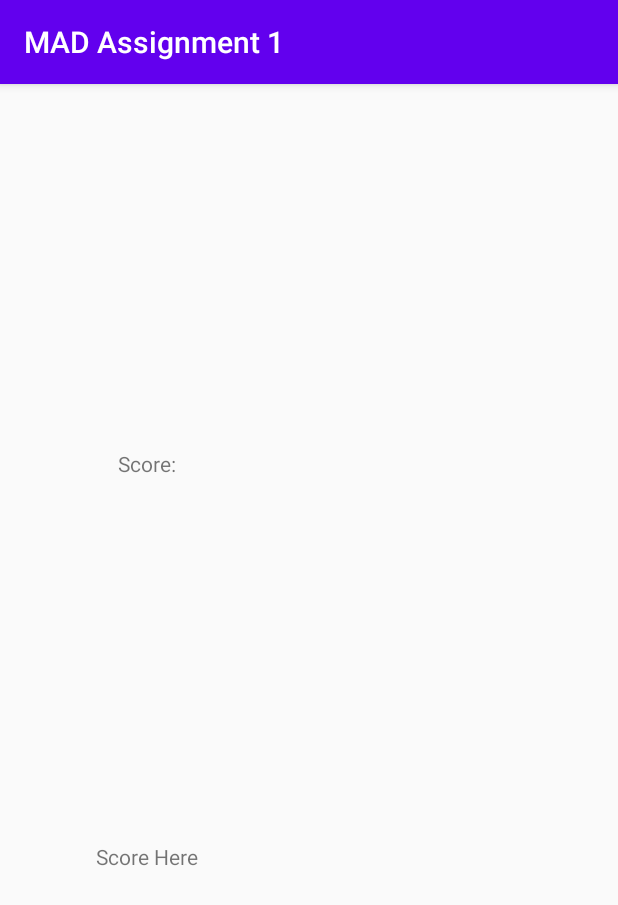
After one commit to Moritz-Bergemann/MADAssignment1, an Android app: the fragment ScoreTracker shown on its own in the app's theme, on a phone screen of 412 x 824 dp. The commit adds this screen. Shown: the top 905 px of the screen. Run offline under Robolectric (Android 15) with nearby library versions, the phone set to English and light mode, and no system bars.

Commit message:
Added layouts for main and A + C

```diff
--- a/app/build.gradle
+++ b/app/build.gradle
@@ -26,6 +26,7 @@ dependencies {
     implementation fileTree(dir: "libs", include: ["*.jar"])
     implementation 'androidx.appcompat:appcompat:1.2.0'
     implementation 'androidx.constraintlayout:constraintlayout:1.1.3'
+    implementation 'androidx.legacy:legacy-support-v4:1.0.0'
     testImplementation 'junit:junit:4.12'
     androidTestImplementation 'androidx.test.ext:junit:1.1.1'
     androidTestImplementation 'androidx.test.espresso:espresso-core:3.2.0'
--- a/app/src/main/java/com/moritz/android/madassignment1/model/Question.java
+++ b/app/src/main/java/com/moritz/android/madassignment1/model/Question.java
@@ -4,13 +4,13 @@ import java.util.List;
 
 public class Question {
     private String question;
-    List<String> choices;
+    String[] choices;
     int correctChoice;
 
     private int points;
     private int penalty;
 
-    public Question(String question, List<String> choices, int correctChoice, int points, int penalty) {
+    public Question(String question, String[] choices, int correctChoice, int points, int penalty) {
         this.question = question;
         this.choices = choices;
         this.correctChoice = correctChoice;
--- /dev/null
+++ b/app/src/main/java/com/moritz/android/madassignment1/model/ScoreTracker.java
@@ -0,0 +1,53 @@
+package com.moritz.android.madassignment1.model;
+
+import android.os.Bundle;
+
+import androidx.annotation.NonNull;
+import androidx.annotation.Nullable;
+import androidx.fragment.app.Fragment;
+
+import android.view.LayoutInflater;
+import android.view.View;
+import android.view.ViewGroup;
+
+import com.moritz.android.madassignment1.R;
+
+/**
+ * A simple {@link Fragment} subclass.
+ * Use the {@link ScoreTracker#newInstance} factory method to
+ * create an instance of this fragment.
+ */
+public class ScoreTracker extends Fragment {
+
+    public ScoreTracker() {
+        // Required empty public constructor
+    }
+
+    /**
+     * Use this factory method to create a new instance of
+     * this fragment using the provided parameters.
+     *
+     * @return A new instance of fragment ScoreTracker.
+     */
+    // TODO: Rename and change types and number of parameters
+    public static ScoreTracker newInstance() {
+        return new ScoreTracker();
+    }
+
+    @Override
+    public void onCreate(Bundle savedInstanceState) {
+        super.onCreate(savedInstanceState);
+    }
+
+    @Override
+    public View onCreateView(LayoutInflater inflater, ViewGroup container,
+                             Bundle savedInstanceState) {
+        // Inflate the layout for this fragment
+        return inflater.inflate(R.layout.fragment_score_tracker, container, false);
+    }
+
+    @Override
+    public void onViewCreated(@NonNull View view, @Nullable Bundle savedInstanceState) {
+        super.onViewCreated(view, savedInstanceState);
+    }
+}
--- /dev/null
+++ b/app/src/main/res/layout/fragment_score_tracker.xml
@@ -0,0 +1,55 @@
+<?xml version="1.0" encoding="utf-8"?>
+<androidx.constraintlayout.widget.ConstraintLayout xmlns:android="http://schemas.android.com/apk/res/android"
+    xmlns:app="http://schemas.android.com/apk/res-auto"
+    xmlns:tools="http://schemas.android.com/tools"
+    android:layout_width="match_parent"
+    android:layout_height="match_parent"
+    tools:context=".model.ScoreTracker">
+
+    <TextView
+        android:id="@+id/textView"
+        android:layout_width="wrap_content"
+        android:layout_height="wrap_content"
+        android:text="Score:"
+        app:layout_constraintBottom_toTopOf="@+id/textView2"
+        app:layout_constraintEnd_toStartOf="@+id/winLoseText"
+        app:layout_constraintHorizontal_bias="0.5"
+        app:layout_constraintStart_toStartOf="parent"
+        app:layout_constraintTop_toTopOf="parent" />
+
+    <TextView
+        android:id="@+id/textView2"
+        android:layout_width="wrap_content"
+        android:layout_height="wrap_content"
+        android:text="Score Here"
+        app:layout_constraintBottom_toBottomOf="parent"
+        app:layout_constraintEnd_toStartOf="@+id/winLoseText"
+        app:layout_constraintHorizontal_bias="0.5"
+        app:layout_constraintStart_toEndOf="@+id/textView"
+        app:layout_constraintStart_toStartOf="parent"
+        app:layout_constraintTop_toBottomOf="@+id/textView" />
+
+    <TextView
+        android:id="@+id/winLoseText"
+        android:layout_width="wrap_content"
+        android:layout_height="wrap_content"
+        android:visibility="invisible"
+        app:layout_constraintBottom_toBottomOf="parent"
+        app:layout_constraintEnd_toStartOf="@+id/backButton"
+        app:layout_constraintHorizontal_bias="0.5"
+        app:layout_constraintStart_toEndOf="@+id/textView2"
+        app:layout_constraintTop_toTopOf="parent"
+        tools:text="Win/Lose Here" />
+
+    <Button
+        android:id="@+id/backButton"
+        android:layout_width="wrap_content"
+        android:layout_height="wrap_content"
+        android:text="Back"
+        android:visibility="invisible"
+        app:layout_constraintBottom_toBottomOf="parent"
+        app:layout_constraintEnd_toEndOf="parent"
+        app:layout_constraintHorizontal_bias="0.5"
+        app:layout_constraintStart_toEndOf="@+id/winLoseText"
+        app:layout_constraintTop_toTopOf="parent" />
+</androidx.constraintlayout.widget.ConstraintLayout>
--- a/app/src/main/res/values/strings.xml
+++ b/app/src/main/res/values/strings.xml
@@ -1,3 +1,5 @@
 <resources>
     <string name="app_name">MAD Assignment 1</string>
+    <!-- TODO: Remove or change this placeholder text -->
+    <string name="hello_blank_fragment">Hello blank fragment</string>
 </resources>
```
Also changed, not shown: app/src/main/java/com/moritz/android/madassignment1/LayoutSelector.java (added, +47 -0 lines), app/src/main/java/com/moritz/android/madassignment1/model/Country.java (+11 -2 lines), app/src/main/java/com/moritz/android/madassignment1/model/GameData.java (+39 -1 lines), app/src/main/java/com/moritz/android/madassignment1/model/SpecialQuestion.java (+4 -4 lines), app/src/main/res/layout/activity_main.xml (+35 -0 lines), app/src/main/res/layout/fragment_layout_selector.xml (added, +40 -0 lines), app/src/main/res/drawable/down_arrow.png (added), app/src/main/res/drawable/one.png (added), app/src/main/res/drawable/right_arrow.png (added), app/src/main/res/drawable/three_col.png (added), app/src/main/res/drawable/three_row.png (added), app/src/main/res/drawable/two_col.png (added), app/src/main/res/drawable/two_row.png (added).
